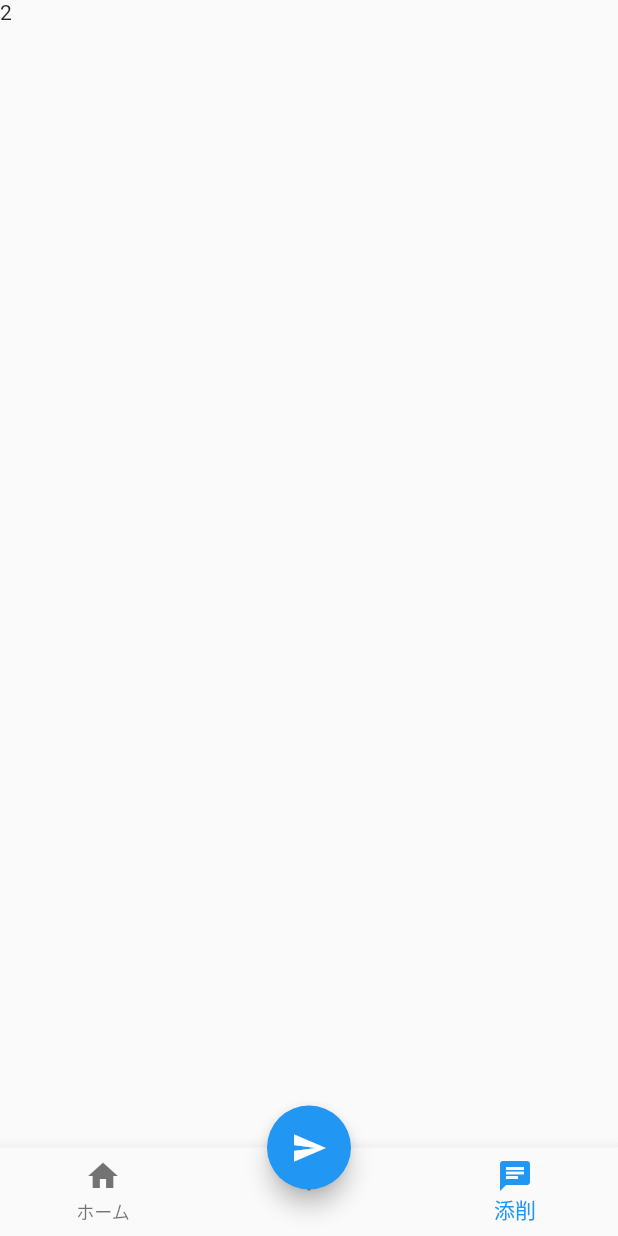
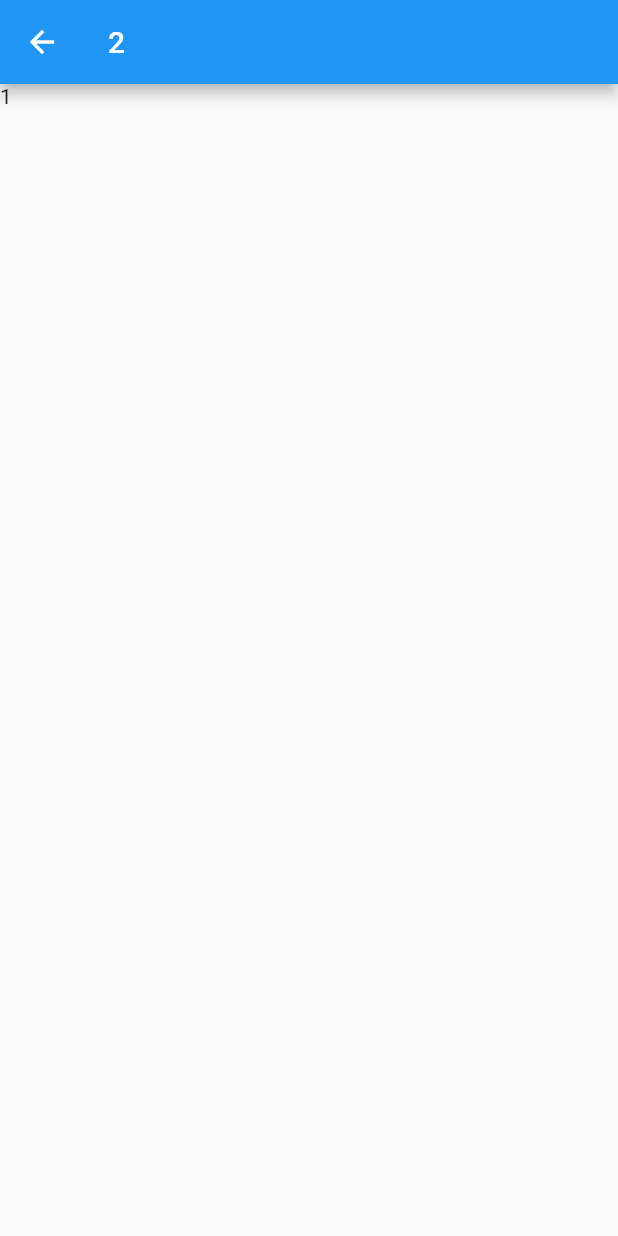
Before and after one commit to gadgelogger/aoharu, a Flutter app: the Manege screen opened directly, item 3 of the bottom bar chosen, after a tap on the "send" icon, on a phone screen of 412 x 824 dp. Run offline on Flutter 3.47's test engine with Material 2 defaults, Android fonts, the phone set to English and light mode, and no system bars.

Commit message:
page変更

```diff
--- a/lib/manage.dart
+++ b/lib/manage.dart
@@ -21,8 +21,8 @@ class _ManegeState extends State<Manege> {
   // 表示するページ一覧
   List<Widget> pages = [
     const HomePage(),
+    AddPage(),
     Page1(),
-    Page2(),
   ];
 
   @override
@@ -52,7 +52,8 @@ class _ManegeState extends State<Manege> {
         floatingActionButton: FloatingActionButton(
             backgroundColor: Colors.blue,
             onPressed: () {
-              // TODO 投稿画面に画面遷移させる
+              Navigator.push(
+                  context, MaterialPageRoute(builder: (builder) => AddPage()));
             },
             child: const Icon(Icons.send)
             // Icon(Icons.add),
--- a/lib/page1.dart
+++ b/lib/page1.dart
@@ -1,10 +1,13 @@
 import 'package:flutter/material.dart';
 
-class Page1 extends StatelessWidget {
+class AddPage extends StatelessWidget {
   @override
   Widget build(BuildContext context) {
-    return const Scaffold(
-      body: Text('1'),
+    return Scaffold(
+      appBar: AppBar(
+        title: const Text('2'),
+      ),
+      body: const Text('1'),
     );
   }
 }
--- a/lib/page2.dart
+++ b/lib/page2.dart
@@ -1,10 +1,13 @@
 import 'package:flutter/material.dart';
 
-class Page2 extends StatelessWidget {
+class Page1 extends StatelessWidget {
   @override
   Widget build(BuildContext context) {
-    return const Scaffold(
-      body: Text('2'),
+    return Scaffold(
+      appBar: AppBar(
+        title: const Text('2'),
+      ),
+      body: const Text('2'),
     );
   }
 }
```
